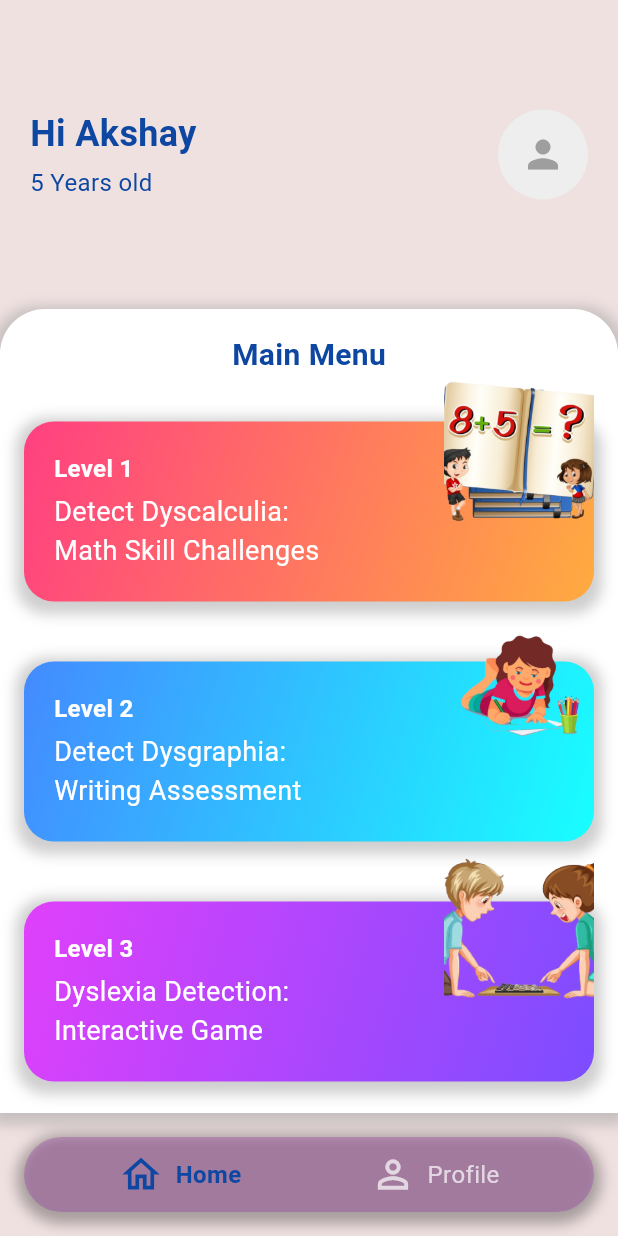
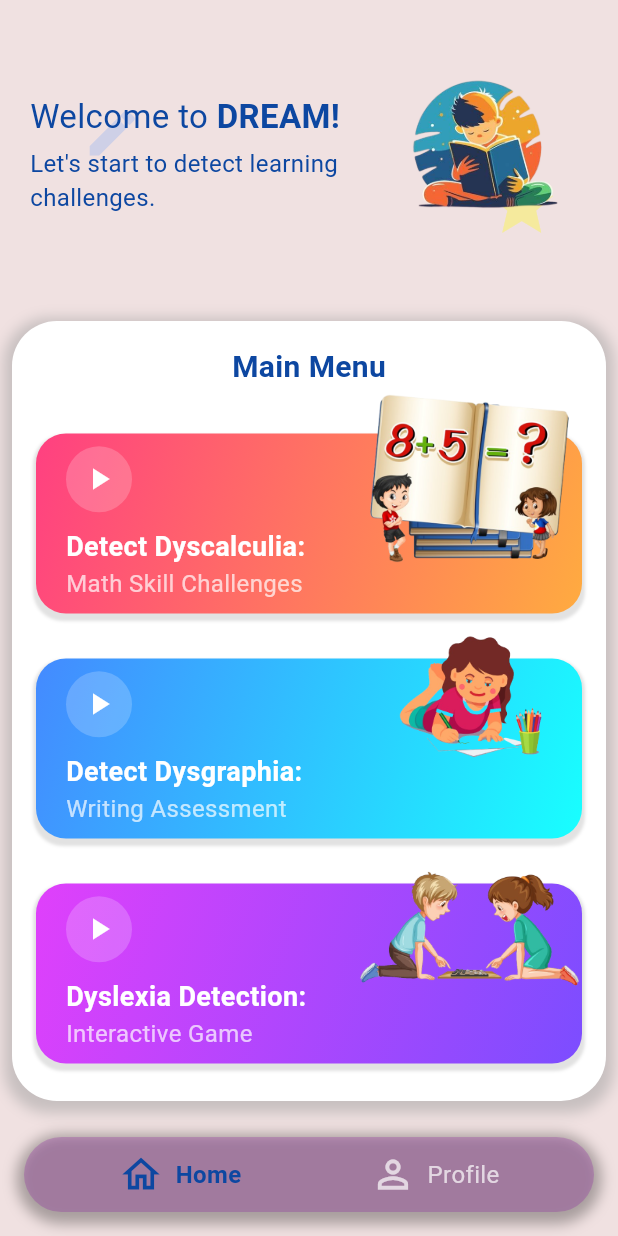
Before and after one commit to MinahilNaseer/DREAM, a Flutter app: the MainMenu screen opened directly, on a phone screen of 412 x 824 dp. Run offline on Flutter 3.47's test engine with Material 3 defaults, Android fonts, the phone set to English and light mode, and no system bars.

Commit message:
main menu done

```diff
--- a/lib/main.dart
+++ b/lib/main.dart
@@ -21,7 +21,7 @@ class MyApp extends StatelessWidget {
         useMaterial3: true,
       ),
       debugShowCheckedModeBanner: false,
-      home: MainMenu(),
+      home: const InitialPage(),
     );
   }
 }
--- a/lib/screens/loginpage.dart
+++ b/lib/screens/loginpage.dart
@@ -1,3 +1,4 @@
+import 'package:dream/screens/mainmenu.dart';
 import 'package:dream/screens/registerpage.dart';
 import 'package:flutter/material.dart';
 
@@ -120,7 +121,10 @@ class LoginPage extends StatelessWidget {
                                 ),
                               ),
                               onPressed: () {
-
+                                Navigator.push(
+                                  context,
+                                  _createRoute(const MainMenu()),
+                                  );
                               },
                               child: const Text(
                                 'LOG IN',
@@ -145,7 +149,7 @@ class LoginPage extends StatelessWidget {
                                 onTap: () => {
                                   Navigator.push(
                                     context,
-                                    _createRoute(),
+                                    _createRoute(const RegisterPage()),
                                     )
                                 },
                                 child:const Text(
@@ -176,9 +180,9 @@ class LoginPage extends StatelessWidget {
   }
 }
 
-Route _createRoute() {
+Route _createRoute(Widget page) {
     return PageRouteBuilder(
-      pageBuilder: (context, animation, secondaryAnimation) => const RegisterPage(),
+      pageBuilder: (context, animation, secondaryAnimation) => page,
       transitionsBuilder: (context, animation, secondaryAnimation, child) {
         const begin = Offset(1.0, 0.0);
         const end = Offset.zero;
--- a/lib/screens/mainmenu.dart
+++ b/lib/screens/mainmenu.dart
@@ -1,6 +1,8 @@
 import 'package:flutter/material.dart';
-import '../widgets/menu-widget.dart'; // Import the widget
-import '../widgets/bottomnavigation.dart'; // Import the bottom nav widget
+import 'dart:math';
+
+import '../widgets/bottomnavigation.dart';
+import '../widgets/menu-widget.dart';
 
 class MainMenu extends StatefulWidget {
   const MainMenu({super.key});
@@ -9,7 +11,20 @@ class MainMenu extends StatefulWidget {
   _MainMenuState createState() => _MainMenuState();
 }
 
-class _MainMenuState extends State<MainMenu> {
+class _MainMenuState extends State<MainMenu> with TickerProviderStateMixin {
+  late AnimationController _controller;
+
+  @override
+  void initState() {
+    super.initState();
+
+
+    _controller = AnimationController(
+      duration: const Duration(seconds: 10),
+      vsync: this,
+    )..repeat(reverse: true);
+  }
+
   int _selectedIndex = 0;
 
   void _onItemTapped(int index) {
@@ -17,13 +32,19 @@ class _MainMenuState extends State<MainMenu> {
       _selectedIndex = index;
     });
 
-    // Handle navigation based on selected index
+
     if (index == 0) {
-      // Do nothing, we're already on the MainMenu
+
     } else if (index == 1) {
-      // Navigate to Profile Page
+
       Navigator.pushNamed(context, '/profile');
     }
+  }
+
+  @override
+  void dispose() {
+    _controller.dispose();
+    super.dispose();
   }
 
   @override
@@ -32,61 +53,104 @@ class _MainMenuState extends State<MainMenu> {
       body: SafeArea(
         child: Column(
           children: [
-            // Upper part with user information, taking 25% of screen height
+
+            Stack(
+              children: [
+
+                Positioned.fill(
+                  child: AnimatedBuilder(
+                    animation: _controller,
+                    builder: (context, child) {
+                      return Stack(
+                        children: [
+
+                          Positioned(
+                            left: _controller.value * MediaQuery.of(context).size.width * 0.7,
+                            top: 50 + sin(_controller.value * 2 * pi) * 20,
+                            child: Icon(Icons.edit, color: Colors.blueAccent.withOpacity(0.2), size: 40),
+                          ),
+
+                          Positioned(
+                            right: _controller.value * MediaQuery.of(context).size.width * 0.5,
+                            top: 100 + cos(_controller.value * 2 * pi) * 30,
+                            child: Icon(Icons.star, color: Colors.yellowAccent.withOpacity(0.3), size: 50),
+                          ),
+                        ],
+                      );
+                    },
+                  ),
+                ),
                 Container(
-              height: MediaQuery.of(context).size.height * 0.25, // 25% of screen height
+                  height: MediaQuery.of(context).size.height * 0.25,
                   width: double.infinity,
                   padding: const EdgeInsets.all(20.0),
                   child: Row(
                     crossAxisAlignment: CrossAxisAlignment.center,
                     mainAxisAlignment: MainAxisAlignment.center,
                     children: [
-                  Expanded(
+                      const Expanded(
                         child: Column(
                           crossAxisAlignment: CrossAxisAlignment.start,
                           mainAxisAlignment: MainAxisAlignment.center,
-                      children: const [
+                          children: [
+                            Row(
+                              children: [
                                 Text(
-                          "Hi Akshay",
+                                  "Welcome to ",
                                   style: TextStyle(
-                            fontSize: 24,
-                            fontWeight: FontWeight.bold,
-                            color: Color(0xFF0D47A1), // Dark blue text for better contrast
+                                    fontSize: 22,
+                                    fontWeight: FontWeight.normal,
+                                    color: Color(0xFF0D47A1),
                                   ),
                                 ),
+                                Text(
+                              "DREAM!",
+                              style: TextStyle(
+                                fontSize: 22,
+                                fontWeight: FontWeight.bold,
+                                color: Color(0xFF0D47A1),
+                              ),
+                            ),
+                              ],
+                            ),
+
                             SizedBox(height: 4),
                             Text(
-                          "5 Years old",
+                              "Let's start to detect learning challenges.",
                               style: TextStyle(
                                 fontSize: 16,
-                            color: Color(0xFF0D47A1), // Dark blue text for contrast
+                                color: Color(0xFF0D47A1),
                               ),
                             ),
                           ],
                         ),
                       ),
-                  CircleAvatar(
-                    radius: 30,
-                    backgroundColor: Colors.grey[200],
-                    child: Icon(
-                      Icons.person,
-                      size: 30,
-                      color: Colors.grey,
+                      const SizedBox(height: 36),
+
+                      Image.asset(
+                        'assets/icons/icon_app.png',
+                        height: 140,
+                        width: 140,
+                        fit: BoxFit.contain,
+                      ),
+                    ],
                   ),
                 ),
               ],
             ),
-            ),
-            // Lower container that starts right below the upper part
+
             Expanded(
+              child: Padding(
+                padding: const EdgeInsets.all(8.0),
                 child: Container(
-                width: double.infinity,
                   padding: const EdgeInsets.all(16.0),
                   decoration: BoxDecoration(
-                  color: Colors.white, // Soft grey for container
+                    color: Colors.white,
                     borderRadius: const BorderRadius.only(
                       topLeft: Radius.circular(30),
                       topRight: Radius.circular(30),
+                      bottomLeft: Radius.circular(30),
+                      bottomRight: Radius.circular(30),
                     ),
                     boxShadow: [
                       BoxShadow(
@@ -97,10 +161,10 @@ class _MainMenuState extends State<MainMenu> {
                       ),
                     ],
                   ),
-                child: SingleChildScrollView(
+                  child: const SingleChildScrollView(
                     child: Column(
                       children: [
-                      const Text(
+                        Text(
                           "Main Menu",
                           style: TextStyle(
                             fontSize: 20,
@@ -108,48 +172,45 @@ class _MainMenuState extends State<MainMenu> {
                             color: Color(0xFF0D47A1),
                           ),
                         ),
-                      const SizedBox(height: 30),
-                      // First level card
+                        SizedBox(height: 30),
+
                         LevelCard(
                           level: "Level 1",
                           title: "Detect Dyscalculia: ",
                           subtitle: "Math Skill Challenges",
-                        imageUrl: "assets/images/math-problem.png", // Local image asset
+                          imageUrl: "assets/images/math-problem.png",
                           gradientColors: [Colors.pinkAccent, Colors.orangeAccent],
                         ),
-                      const SizedBox(height: 40),
-                      // Second level card
+                        SizedBox(height: 30),
+
                         LevelCard(
                           level: "Level 2",
                           title: "Detect Dysgraphia: ",
                           subtitle: "Writing Assessment",
-                        imageUrl: "assets/images/writing-girl.png", // Local image asset
+                          imageUrl: "assets/images/writing-girl.png",
                           gradientColors: [Colors.blueAccent, Colors.cyanAccent],
                         ),
-                      const SizedBox(height: 40),
-                      // Third level card
+                        SizedBox(height: 30),
+
                         LevelCard(
                           level: "Level 3",
-                        title: "Dyslexia Detection:",
+                          title: "Dyslexia Detection: ",
                           subtitle: "Interactive Game",
-                        imageUrl: "assets/images/kids-playing-game.png", // Local image asset
+                          imageUrl: "assets/images/kids-playing-game.png",
                           gradientColors: [Colors.purpleAccent, Colors.deepPurpleAccent],
                         ),
                       ],
                     ),
                   ),
                 ),
-
               ),
-
+            ),
           ],
-
         ),
-
       ),
       bottomNavigationBar: BottomNavBar(
-        currentIndex: _selectedIndex, // Pass the current index
-        onTap: _onItemTapped, // Handle the tab change
+        currentIndex: _selectedIndex,
+        onTap: _onItemTapped,
       ),
     );
   }
--- a/lib/widgets/menu-widget.dart
+++ b/lib/widgets/menu-widget.dart
@@ -19,11 +19,11 @@ class LevelCard extends StatelessWidget {
   @override
   Widget build(BuildContext context) {
     return Stack(
-      clipBehavior: Clip.none, // Allows the image to overflow outside the container
+      clipBehavior: Clip.none,
       children: [
         Container(
-          width: double.infinity, // Full width to keep the card size consistent
-          height: 120, // Constant height for all cards
+          width: double.infinity,
+          height: 120,
           decoration: BoxDecoration(
             gradient: LinearGradient(
               colors: gradientColors,
@@ -33,54 +33,65 @@ class LevelCard extends StatelessWidget {
             borderRadius: BorderRadius.circular(20),
             boxShadow: [
               BoxShadow(
-                color: Colors.grey.withOpacity(0.5),
-                spreadRadius: 5,
-                blurRadius: 7,
+                color: Colors.grey.withOpacity(0.3),
+                spreadRadius: 2,
+                blurRadius: 1,
                 offset: const Offset(0, 3),
               ),
             ],
           ),
           child: Padding(
-            padding: const EdgeInsets.only(left: 20.0, top: 20.0),
+            padding: const EdgeInsets.only(left: 20.0, right: 100.0),
             child: Column(
+              mainAxisAlignment: MainAxisAlignment.center,
               crossAxisAlignment: CrossAxisAlignment.start,
               children: [
-                Text(
-                  level,
-                  style: const TextStyle(
-                    fontSize: 16,
+
+                Container(
+                  padding: const EdgeInsets.all(10),
+                  decoration: BoxDecoration(
+                    color: Colors.white.withOpacity(0.2),
+                    shape: BoxShape.circle,
+                  ),
+                  child: const Icon(
+                    Icons.play_arrow,
+                    size: 24,
                     color: Colors.white,
-                    fontWeight: FontWeight.bold,
                   ),
                 ),
-                const SizedBox(height: 4),
+                const SizedBox(height: 10),
+
                 Text(
                   title,
                   style: const TextStyle(
                     fontSize: 18,
                     color: Colors.white,
+                    fontWeight: FontWeight.bold,
                   ),
                 ),
+
                 Text(
                   subtitle,
                   style: const TextStyle(
-                    fontSize: 18,
-                    color: Colors.white,
+                    fontSize: 16,
+                    color: Colors.white70,
                   ),
                 ),
               ],
             ),
           ),
         ),
-        // Image positioned on top of the container (overflowing it)
+
         Positioned(
-          right: 0, // Adjust this value to fine-tune the exact position
-          top: -30,  // Move the image above the container
-          child: Image.asset(
-            imageUrl,
-            height: 100,
-            width: 100,
-            fit: BoxFit.cover,
+          right: 0,
+          top: -30,
+          child: SizedBox(
+            height: 120,
+            width: 150,
+            child: Image.asset(
+              imageUrl,
+              fit: BoxFit.contain,
+            ),
           ),
         ),
       ],
```
Also changed, not shown: assets/images/children_reading_book.png (added), assets/images/parents-children-learning.png (added). Lines whose indentation alone changed are shown as unchanged.
